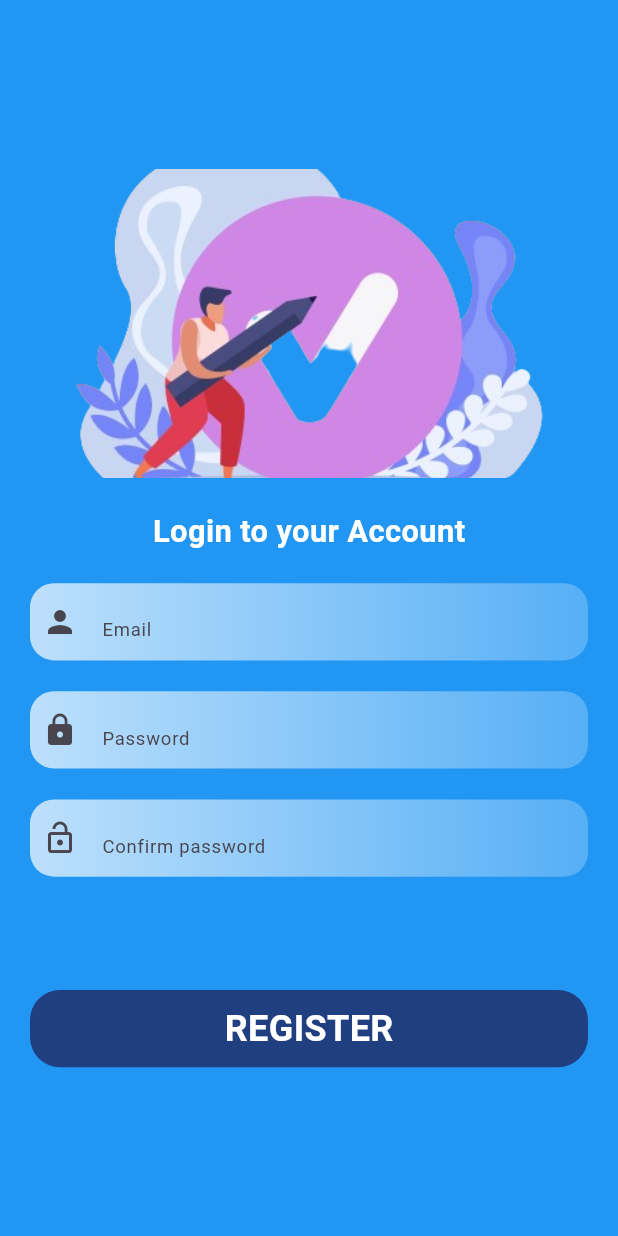
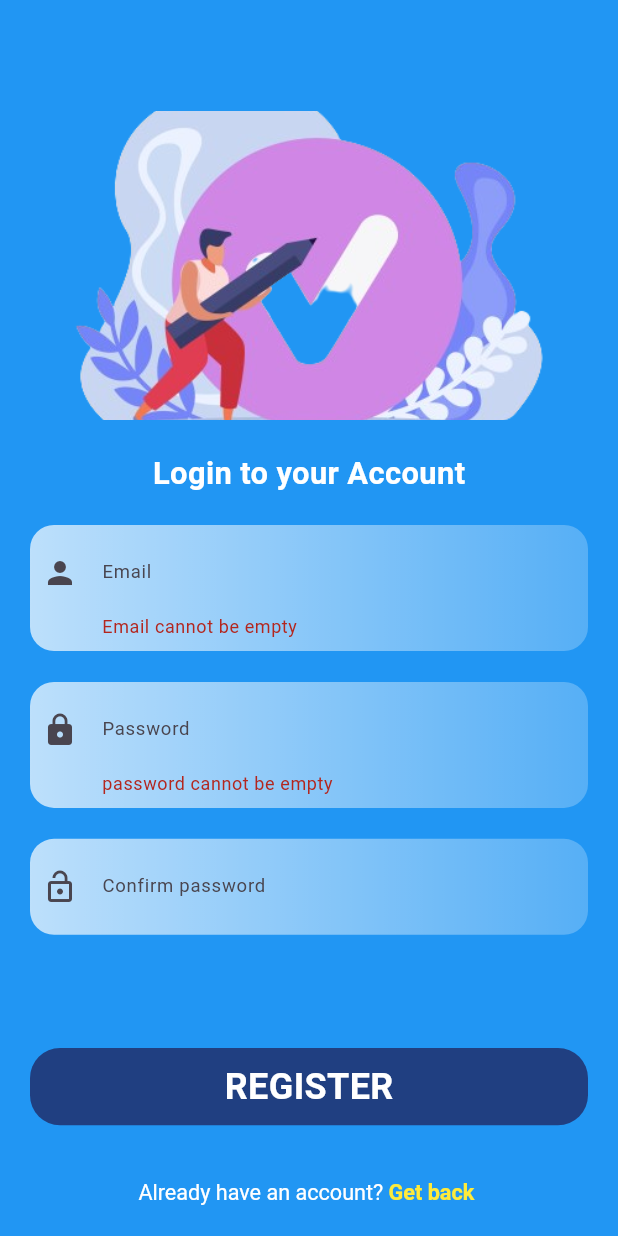
Before and after one commit to hunter13012004/stlywise, a Flutter app: the SignUpPage screen opened directly, after a tap on "REGISTER", on a phone screen of 412 x 824 dp. Run offline on Flutter 3.47's test engine with Material 3 defaults, Android fonts, the phone set to English and light mode, and no system bars; our stand-ins replace dots_indicator, firebase_auth, firebase_core, flutter_screenutil, get; missing offline and left inert: carousel_images; accounts and stored records are empty; network calls fail.

Commit message:
Auth Feilds Authenticated

```diff
--- a/lib/Controllers/Login_controller.dart
+++ b/lib/Controllers/Login_controller.dart
@@ -19,4 +19,24 @@ class LoginController extends GetxController {
       Get.offAll(HomePage());
     }
   }
+
+  String? Function(String?) validateEmail() {
+    return (value) {
+      if (value == null || value.isEmpty) {
+        return 'Email cannot be empty';
+      } else if (!GetUtils.isEmail(value)) {
+        return 'Please enter a valid email address';
+      }
+      return null;
+    };
+  }
+
+  String? Function(String?) validatePassword() {
+    return (value) {
+      if (value == null || value.isEmpty) {
+        return 'password cannot be empty';
+      }
+      return null;
+    };
+  }
 }
--- a/lib/Controllers/SignUp_controller.dart
+++ b/lib/Controllers/SignUp_controller.dart
@@ -36,4 +36,37 @@ class SignupController extends GetxController {
       Get.off(HomePage());
     }
   }
+
+  String? Function(String?) validateEmail() {
+    return (value) {
+      if (value == null || value.isEmpty) {
+        return 'Email cannot be empty';
+      } else if (!GetUtils.isEmail(value)) {
+        return 'Please enter a valid email address';
+      } else if (!value.contains('@gmail.com')) {
+        return 'Invalid Email address';
+      }
+      return null;
+    };
+  }
+
+  String? Function(String?) validatepassword() {
+    return (value) {
+      if (value == null || value.isEmpty) {
+        return 'password cannot be empty';
+      } else if (value.length <= 6) {
+        return ' password should be more than 6 words';
+      }
+      return null;
+    };
+  }
+
+  String? Function(String?) validateConfirmpassword() {
+    return (value) {
+      if (value != passcontroller.text.trim()) {
+        return ' passwords do not match ';
+      }
+      return null;
+    };
+  }
 }
--- a/lib/Pages/Login/SignUp_Screen.dart
+++ b/lib/Pages/Login/SignUp_Screen.dart
@@ -1,6 +1,8 @@
 import 'package:ecommmerce/Controllers/SignUp_controller.dart';
+import 'package:ecommmerce/Pages/Login/Login_Screen.dart';
 import 'package:ecommmerce/Widgets/login_Widgets/Login_Feilds_Widget.dart';
 import 'package:ecommmerce/Widgets/login_Widgets/Login_button_Widget.dart';
+import 'package:flutter/gestures.dart';
 import 'package:flutter/material.dart';
 import 'package:flutter_screenutil/flutter_screenutil.dart';
 import 'package:get/get.dart';
@@ -15,6 +17,7 @@ class SignUpPage extends StatefulWidget {
 class _SignUpPageState extends State<SignUpPage> {
   final formkey = GlobalKey<FormState>();
   var signupcontroller = Get.put(SignupController());
+
   @override
   Widget build(BuildContext context) {
     return Scaffold(
@@ -24,15 +27,24 @@ class _SignUpPageState extends State<SignUpPage> {
         child: Center(
           child: SingleChildScrollView(
             child: Container(
-              child: Column(
+              height: MediaQuery.of(context)
+                  .size
+                  .height, // Ensures the container takes the full height of the screen
+              child: Stack(
+                // Wrap the content in a Stack
+                children: [
+                  Column(
+                    mainAxisAlignment: MainAxisAlignment.center,
                     children: [
                       Container(
                         height: 200.h,
                         decoration: BoxDecoration(
                           image: DecorationImage(
                             image: AssetImage('assets/login/signup.png'),
-                            fit: BoxFit.cover),
-                      )),
+                            fit: BoxFit.cover,
+                          ),
+                        ),
+                      ),
                       SizedBox(
                         height: 20.h,
                       ),
@@ -41,12 +53,14 @@ class _SignUpPageState extends State<SignUpPage> {
                         style: TextStyle(
                           fontSize: 20.sp,
                           fontWeight: FontWeight.w600,
-                        color: Colors.white),
+                          color: Colors.white,
+                        ),
                       ),
                       SizedBox(
                         height: 20.h,
                       ),
                       LoginFeildsWidget(
+                        validator: signupcontroller.validateEmail(),
                         Obscure: false,
                         Labeltext: 'Email',
                         controller: signupcontroller.emailcontroller,
@@ -56,18 +70,22 @@ class _SignUpPageState extends State<SignUpPage> {
                         height: 20.h,
                       ),
                       LoginFeildsWidget(
+                        validator: signupcontroller.validatepassword(),
                         Obscure: true,
                         Labeltext: 'Password',
                         controller: signupcontroller.passcontroller,
-                      icons: Icon(Icons.lock)),
+                        icons: Icon(Icons.lock),
+                      ),
                       SizedBox(
                         height: 20.h,
                       ),
                       LoginFeildsWidget(
+                        validator: signupcontroller.validateConfirmpassword(),
                         Labeltext: 'Confirm password',
                         controller: signupcontroller.cpasscontroller,
                         icons: Icon(Icons.lock_open),
-                      Obscure: true),
+                        Obscure: true,
+                      ),
                       Padding(
                         padding: const EdgeInsets.all(12.0),
                         child: Row(
@@ -81,11 +99,48 @@ class _SignUpPageState extends State<SignUpPage> {
                       ),
                       LoginButtonWidget(
                         ontap: () {
+                          if (formkey.currentState!.validate()) {
                             signupcontroller.CheckValues();
-                      // signupcontroller.LogUserIn();
+                          } else {
+                            return null;
+                          }
                         },
                         text: 'REGISTER',
-                  )
+                      ),
+                    ],
+                  ),
+                  Align(
+                    // Add Align widget here
+                    alignment: Alignment.bottomCenter,
+                    child: Padding(
+                      padding: const EdgeInsets.only(
+                          bottom: 20.0), // Add padding if needed
+                      child: RichText(
+                        text: TextSpan(
+                          style: TextStyle(
+                            color: Colors.white,
+                            fontSize: 14.sp,
+                          ),
+                          children: [
+                            TextSpan(
+                              text: 'Already have an account? ',
+                            ),
+                            TextSpan(
+                              text: 'Get back ',
+                              style: TextStyle(
+                                color: Colors.yellow,
+                                fontWeight: FontWeight.bold,
+                              ),
+                              recognizer: TapGestureRecognizer()
+                                ..onTap = () {
+                                  Get.offAll(() => LoginPage());
+                                },
+                            ),
+                          ],
+                        ),
+                      ),
+                    ),
+                  ),
                 ],
               ),
             ),
--- a/lib/Widgets/login_Widgets/Login_Feilds_Widget.dart
+++ b/lib/Widgets/login_Widgets/Login_Feilds_Widget.dart
@@ -23,8 +23,6 @@ class LoginFeildsWidget extends StatelessWidget {
         decoration: BoxDecoration(
             borderRadius: BorderRadius.circular(16),
             gradient: LinearGradient(colors: [Colors.white70, Colors.white24])),
-        height: 50.h,
-        width: double.maxFinite,
         child: Padding(
           padding: const EdgeInsets.all(8.0),
           child: TextFormField(
--- a/lib/main.dart
+++ b/lib/main.dart
@@ -1,8 +1,4 @@
-import 'package:ecommmerce/Pages/Account/Account_page.dart';
 import 'package:ecommmerce/Pages/Auth/Auth.dart';
-import 'package:ecommmerce/Pages/Home/Home.dart';
-import 'package:ecommmerce/Pages/Login/Login_Screen.dart';
-import 'package:ecommmerce/Pages/Login/SignUp_Screen.dart';
 import 'package:ecommmerce/firebase_options.dart';
 import 'package:firebase_core/firebase_core.dart';
 import 'package:flutter/material.dart';
--- a/pubspec.yaml
+++ b/pubspec.yaml
@@ -43,6 +43,7 @@ dependencies:
   flutter_screenutil: ^5.9.3
   http: ^1.2.1
   dots_indicator: ^3.0.0
+  cloud_firestore: ^5.2.0
 
 dev_dependencies:
   flutter_test:
```
Also changed, not shown: lib/Pages/Login/Login_Screen.dart (+58 -8 lines), pubspec.lock, 3 other files. Lines whose indentation alone changed are shown as unchanged.
